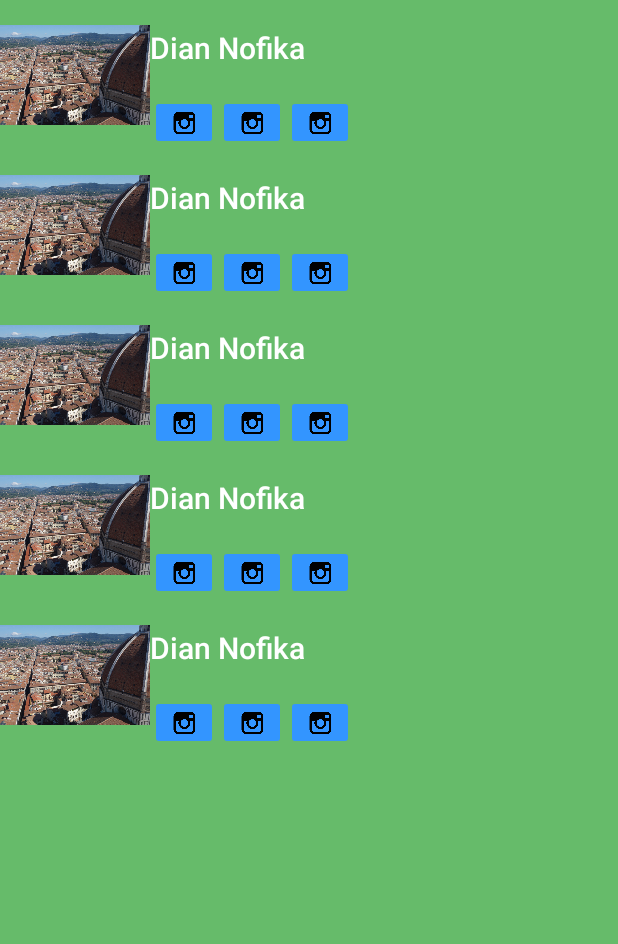
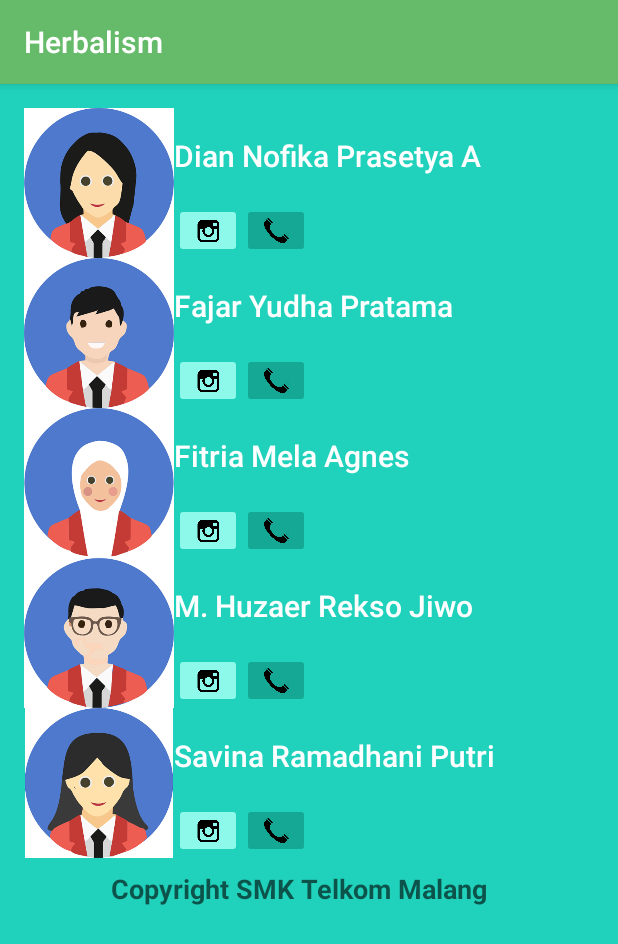
Before and after one commit to fajaryudha/Herbalism, an Android app: the AboutUsActivity screen opened directly, with no data from a screen before it, on a phone screen of 412 x 824 dp. Shown: the top 944 px of the screen. Run offline under Robolectric (Android 15) with nearby library versions, the phone set to English and light mode, and no system bars.

Commit message:
about us

```diff
--- a/app/src/main/AndroidManifest.xml
+++ b/app/src/main/AndroidManifest.xml
@@ -31,7 +31,8 @@
             android:label="Kepala"
             android:parentActivityName=".HeadActivity"
             android:theme="@style/AppTheme" />
-        <activity android:name=".AboutUsActivity"></activity>
+        <activity android:name=".AboutUsActivity"
+            android:theme="@style/AppTheme"></activity>
 
     </application>
 
--- a/app/src/main/java/id/sch/smktelkom_mlg/project2/xirpl30811121831/herbalism/MainActivity.java
+++ b/app/src/main/java/id/sch/smktelkom_mlg/project2/xirpl30811121831/herbalism/MainActivity.java
@@ -50,8 +50,9 @@ public class MainActivity extends AppCompatActivity {
             @Override
             public void onClick(View v) {
 
-                Intent intent = new Intent(MainActivity.this,AboutUsActivity.class);
+                Intent intent = new Intent(MainActivity.this, AboutUsActivity.class);
                 startActivity(intent);
+
             }
         });
     }
--- a/app/src/main/res/layout/activity_about_us.xml
+++ b/app/src/main/res/layout/activity_about_us.xml
@@ -1,14 +1,17 @@
 <?xml version="1.0" encoding="utf-8"?>
-<ScrollView android:layout_height="match_parent"
+<ScrollView xmlns:app="http://schemas.android.com/apk/res-auto"
+    android:layout_height="match_parent"
     android:layout_width="match_parent"
     android:scrollbars="vertical"
-    android:background="@color/colorPrimary"
+    android:background="@color/bg_screen2"
     xmlns:android="http://schemas.android.com/apk/res/android" >
 <LinearLayout xmlns:android="http://schemas.android.com/apk/res/android"
     xmlns:tools="http://schemas.android.com/tools"
     android:layout_width="match_parent"
     android:layout_height="match_parent"
     android:orientation="vertical"
+    android:paddingTop="16dp"
+    android:paddingLeft="16dp"
     tools:context="id.sch.smktelkom_mlg.project2.xirpl30811121831.herbalism.AboutUsActivity">
 
     <LinearLayout
@@ -16,7 +19,7 @@
         android:layout_width="match_parent"
         android:layout_height="wrap_content">
         <ImageView
-            android:src="@drawable/b"
+            android:src="@drawable/fika"
             android:layout_width="100dp"
             android:layout_height="100dp" />
         <LinearLayout
@@ -29,7 +32,7 @@
                 android:paddingRight="18dp"
                 android:paddingTop="18dp"
                 android:textAppearance="@style/TextAppearance.AppCompat.Title"
-                android:text="Dian Nofika"
+                android:text="Dian Nofika Prasetya A"
                 android:layout_width="match_parent"
                 android:layout_height="wrap_content" />
             <LinearLayout
@@ -39,27 +42,21 @@
                 android:orientation="horizontal">
 
                 <ImageButton
-                    android:onClick="instagram1"
-                    android:backgroundTint="@color/bg_screen3"
+                    android:onClick="Instagram1"
+                    android:backgroundTint="@color/dot_light_screen2"
                     android:scaleType="centerInside"
                     android:src="@drawable/intagram"
                     android:layout_width="45dp"
                     android:layout_height="wrap_content" />
 
                 <ImageButton
+                    android:id="@+id/telp1"
+                    android:layout_width="45dp"
+                    android:layout_height="wrap_content"
+                    android:backgroundTint="@color/dot_dark_screen2"
                     android:onClick="Telp1"
-                    android:backgroundTint="@color/bg_screen3"
                     android:scaleType="centerInside"
-                    android:src="@drawable/intagram"
-                    android:layout_width="45dp"
-                    android:layout_height="wrap_content" />
-                <ImageButton
-
-                    android:backgroundTint="@color/bg_screen3"
-                    android:scaleType="centerInside"
-                    android:src="@drawable/intagram"
-                    android:layout_width="45dp"
-                    android:layout_height="wrap_content" />
+                    android:src="@drawable/telp" />
             </LinearLayout>
         </LinearLayout>
     </LinearLayout>
@@ -69,8 +66,58 @@
         android:orientation="horizontal"
         android:layout_width="match_parent"
         android:layout_height="wrap_content">
+
         <ImageView
-            android:src="@drawable/b"
+            android:id="@+id/imageView3"
+            android:layout_width="100dp"
+            android:layout_height="100dp"
+            android:src="@drawable/fajar" />
+
+        <LinearLayout
+            android:orientation="vertical"
+            android:layout_width="match_parent"
+            android:layout_height="match_parent">
+            <TextView
+                android:textColor="@android:color/white"
+                android:paddingBottom="18dp"
+                android:paddingRight="18dp"
+                android:paddingTop="18dp"
+                android:textAppearance="@style/TextAppearance.AppCompat.Title"
+                android:text="Fajar Yudha Pratama"
+                android:layout_width="match_parent"
+                android:layout_height="wrap_content" />
+            <LinearLayout
+                android:paddingRight="8dp"
+                android:layout_width="match_parent"
+                android:layout_height="wrap_content"
+                android:orientation="horizontal">
+
+                <ImageButton
+                    android:onClick="Instagram2"
+                    android:backgroundTint="@color/dot_light_screen2"
+                    android:scaleType="centerInside"
+                    android:src="@drawable/intagram"
+                    android:layout_width="45dp"
+                    android:layout_height="wrap_content" />
+
+                <ImageButton
+                    android:id="@+id/telp2"
+                    android:onClick="Telp2"
+                    android:layout_width="45dp"
+                    android:layout_height="wrap_content"
+                    android:backgroundTint="@color/dot_dark_screen2"
+                    android:scaleType="centerInside"
+                    android:src="@drawable/telp" />
+            </LinearLayout>
+        </LinearLayout>
+    </LinearLayout>
+
+    <LinearLayout
+        android:orientation="horizontal"
+        android:layout_width="match_parent"
+        android:layout_height="wrap_content">
+        <ImageView
+            android:src="@drawable/agnes"
             android:layout_width="100dp"
             android:layout_height="100dp" />
         <LinearLayout
@@ -83,7 +130,7 @@
                 android:paddingRight="18dp"
                 android:paddingTop="18dp"
                 android:textAppearance="@style/TextAppearance.AppCompat.Title"
-                android:text="Dian Nofika"
+                android:text="Fitria Mela Agnes"
                 android:layout_width="match_parent"
                 android:layout_height="wrap_content" />
             <LinearLayout
@@ -93,24 +140,21 @@
                 android:orientation="horizontal">
 
                 <ImageButton
-                    android:backgroundTint="@color/bg_screen3"
+                    android:onClick="Instagram3"
+                    android:backgroundTint="@color/dot_light_screen2"
                     android:scaleType="centerInside"
                     android:src="@drawable/intagram"
                     android:layout_width="45dp"
                     android:layout_height="wrap_content" />
 
                 <ImageButton
-                    android:backgroundTint="@color/bg_screen3"
+                    android:id="@+id/telp3"
+                    android:onClick="Telp3"
+                    android:layout_width="45dp"
+                    android:layout_height="wrap_content"
+                    android:backgroundTint="@color/dot_dark_screen2"
                     android:scaleType="centerInside"
-                    android:src="@drawable/intagram"
-                    android:layout_width="45dp"
-                    android:layout_height="wrap_content" />
-                <ImageButton
-                    android:backgroundTint="@color/bg_screen3"
-                    android:scaleType="centerInside"
-                    android:src="@drawable/intagram"
-                    android:layout_width="45dp"
-                    android:layout_height="wrap_content" />
+                    android:src="@drawable/telp" />
             </LinearLayout>
         </LinearLayout>
     </LinearLayout>
@@ -120,7 +164,7 @@
         android:layout_width="match_parent"
         android:layout_height="wrap_content">
         <ImageView
-            android:src="@drawable/b"
+            android:src="@drawable/huzaer"
             android:layout_width="100dp"
             android:layout_height="100dp" />
         <LinearLayout
@@ -133,7 +177,7 @@
                 android:paddingRight="18dp"
                 android:paddingTop="18dp"
                 android:textAppearance="@style/TextAppearance.AppCompat.Title"
-                android:text="Dian Nofika"
+                android:text="M. Huzaer Rekso Jiwo"
                 android:layout_width="match_parent"
                 android:layout_height="wrap_content" />
             <LinearLayout
@@ -143,24 +187,22 @@
                 android:orientation="horizontal">
 
                 <ImageButton
-                    android:backgroundTint="@color/bg_screen3"
+                    android:onClick="Instagram4"
+                    android:backgroundTint="@color/dot_light_screen2"
                     android:scaleType="centerInside"
                     android:src="@drawable/intagram"
                     android:layout_width="45dp"
                     android:layout_height="wrap_content" />
 
                 <ImageButton
-                    android:backgroundTint="@color/bg_screen3"
+                    android:id="@+id/telp4"
+                    android:onClick="Telp4"
+                    android:layout_width="45dp"
+                    android:layout_height="wrap_content"
+                    android:backgroundTint="@color/dot_dark_screen2"
                     android:scaleType="centerInside"
-                    android:src="@drawable/intagram"
-                    android:layout_width="45dp"
-                    android:layout_height="wrap_content" />
-                <ImageButton
-                    android:backgroundTint="@color/bg_screen3"
-                    android:scaleType="centerInside"
-                    android:src="@drawable/intagram"
-                    android:layout_width="45dp"
-                    android:layout_height="wrap_content" />
+                    android:src="@drawable/telp" />
+
             </LinearLayout>
         </LinearLayout>
     </LinearLayout>
@@ -170,7 +212,7 @@
         android:layout_width="match_parent"
         android:layout_height="wrap_content">
         <ImageView
-            android:src="@drawable/b"
+            android:src="@drawable/savput"
             android:layout_width="100dp"
             android:layout_height="100dp" />
         <LinearLayout
@@ -183,7 +225,7 @@
                 android:paddingRight="18dp"
                 android:paddingTop="18dp"
                 android:textAppearance="@style/TextAppearance.AppCompat.Title"
-                android:text="Dian Nofika"
+                android:text="Savina Ramadhani Putri"
                 android:layout_width="match_parent"
                 android:layout_height="wrap_content" />
             <LinearLayout
@@ -193,77 +235,39 @@
                 android:orientation="horizontal">
 
                 <ImageButton
-                    android:backgroundTint="@color/bg_screen3"
+                    android:onClick="Instagram5"
+                    android:backgroundTint="@color/dot_light_screen2"
                     android:scaleType="centerInside"
                     android:src="@drawable/intagram"
                     android:layout_width="45dp"
                     android:layout_height="wrap_content" />
 
                 <ImageButton
-                    android:backgroundTint="@color/bg_screen3"
+                    android:id="@+id/telp5"
+                    android:layout_width="45dp"
+                    android:layout_height="wrap_content"
+                    android:backgroundTint="@color/dot_dark_screen2"
                     android:scaleType="centerInside"
-                    android:src="@drawable/intagram"
-                    android:layout_width="45dp"
-                    android:layout_height="wrap_content" />
-                <ImageButton
-                    android:backgroundTint="@color/bg_screen3"
-                    android:scaleType="centerInside"
-                    android:src="@drawable/intagram"
-                    android:layout_width="45dp"
-                    android:layout_height="wrap_content" />
+                    android:src="@drawable/telp" />
             </LinearLayout>
         </LinearLayout>
     </LinearLayout>
+<RelativeLayout
+    android:layout_width="wrap_content"
+    android:layout_height="wrap_content">
 
-    <LinearLayout
-        android:orientation="horizontal"
-        android:layout_width="match_parent"
-        android:layout_height="wrap_content">
-        <ImageView
-            android:src="@drawable/b"
-            android:layout_width="100dp"
-            android:layout_height="100dp" />
-        <LinearLayout
-            android:orientation="vertical"
-            android:layout_width="match_parent"
-            android:layout_height="match_parent">
-            <TextView
-                android:textColor="@android:color/white"
-                android:paddingBottom="18dp"
-                android:paddingRight="18dp"
-                android:paddingTop="18dp"
-                android:textAppearance="@style/TextAppearance.AppCompat.Title"
-                android:text="Dian Nofika"
-                android:layout_width="match_parent"
-                android:layout_height="wrap_content" />
-            <LinearLayout
-                android:paddingRight="8dp"
-                android:layout_width="match_parent"
-                android:layout_height="wrap_content"
-                android:orientation="horizontal">
+    <include
+        layout="@layout/copyright"
+        android:layout_width="wrap_content"
+        android:layout_height="match_parent"
+        android:scaleType="centerInside"
+        android:layout_alignParentTop="true"
+        android:layout_alignParentLeft="true"
+        android:layout_alignParentStart="true"
+        android:layout_marginLeft="49dp"
+        android:layout_marginStart="49dp" />
 
-                <ImageButton
-                    android:backgroundTint="@color/bg_screen3"
-                    android:scaleType="centerInside"
-                    android:src="@drawable/intagram"
-                    android:layout_width="45dp"
-                    android:layout_height="wrap_content" />
-
-                <ImageButton
-                    android:backgroundTint="@color/bg_screen3"
-                    android:scaleType="centerInside"
-                    android:src="@drawable/intagram"
-                    android:layout_width="45dp"
-                    android:layout_height="wrap_content" />
-                <ImageButton
-                    android:backgroundTint="@color/bg_screen3"
-                    android:scaleType="centerInside"
-                    android:src="@drawable/intagram"
-                    android:layout_width="45dp"
-                    android:layout_height="wrap_content" />
-            </LinearLayout>
-        </LinearLayout>
-    </LinearLayout>
+</RelativeLayout>
 
 </LinearLayout>
 </ScrollView>
--- /dev/null
+++ b/app/src/main/res/layout/copyright.xml
@@ -0,0 +1,18 @@
+<?xml version="1.0" encoding="utf-8"?>
+<RelativeLayout xmlns:android="http://schemas.android.com/apk/res/android"
+    android:layout_width="match_parent"
+    android:layout_height="match_parent">
+
+
+    <TextView
+        android:id="@+id/textView3"
+        style="@style/TextAppearance.AppCompat.Medium"
+        android:layout_width="wrap_content"
+        android:layout_height="wrap_content"
+        android:gravity="center|bottom"
+        android:padding="8dp"
+        android:text="Copyright SMK Telkom Malang"
+        android:textStyle="bold"
+        android:layout_alignParentBottom="true"
+        android:layout_centerHorizontal="true" />
+</RelativeLayout>
```
Also changed, not shown: app/src/main/java/id/sch/smktelkom_mlg/project2/xirpl30811121831/herbalism/AboutUsActivity.java (+131 -2 lines), app/src/main/res/drawable/agnes.png (added), app/src/main/res/drawable/fajar.png (added), app/src/main/res/drawable/fika.png (added), app/src/main/res/drawable/huzaer.png (added), app/src/main/res/drawable/savput.png (added), app/src/main/res/drawable/telp.png (added).
